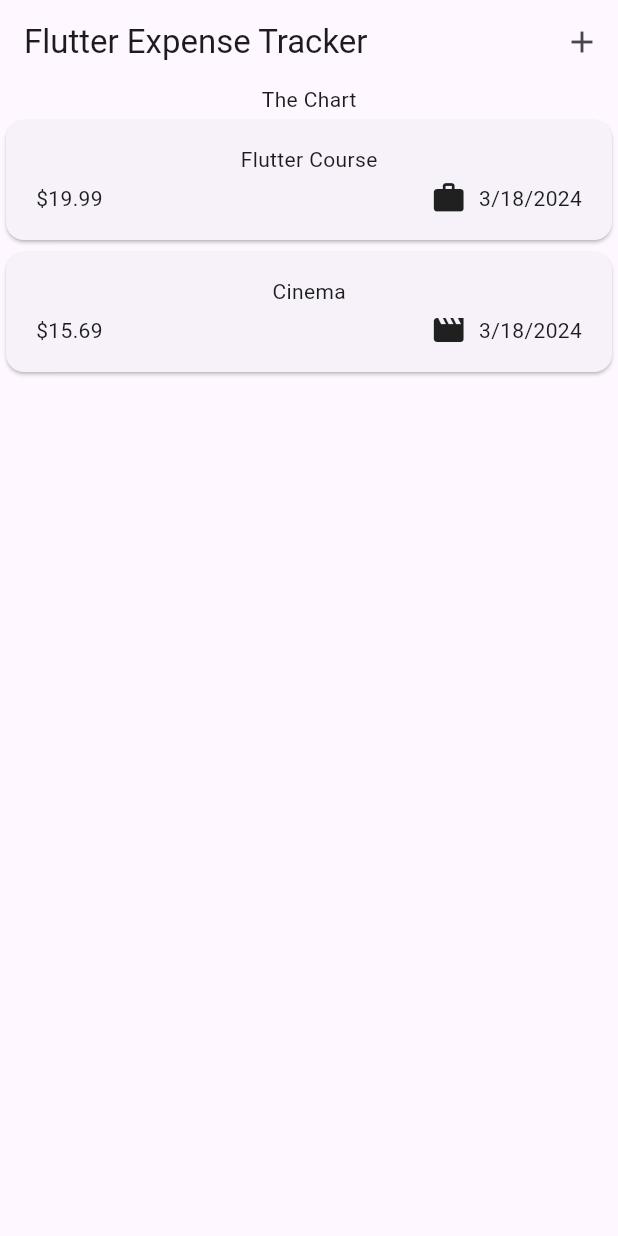
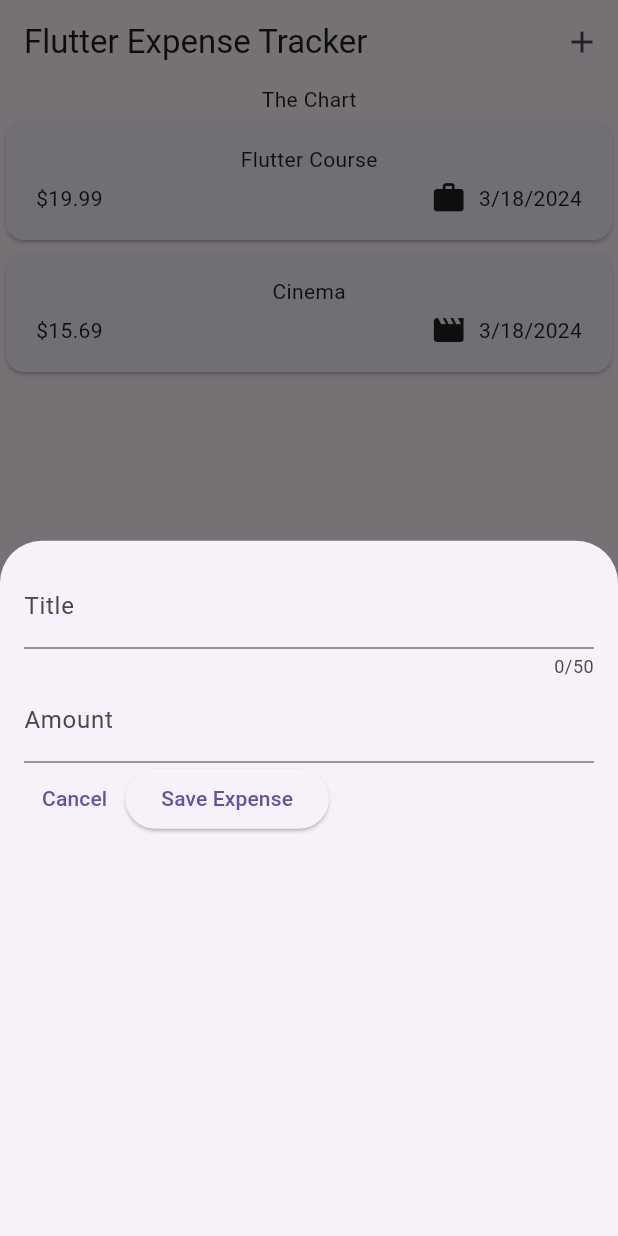
Before and after one commit to st-surjadi/flutter_expense_tracker, a Flutter app: the screen it shows after launch, after a tap on the "add" icon, on a phone screen of 412 x 824 dp. Run offline on Flutter 3.47's test engine with Material 3 defaults, Android fonts, the phone set to English and light mode, and no system bars.

Commit message:
create expense

```diff
--- a/lib/main.dart
+++ b/lib/main.dart
@@ -1,5 +1,5 @@
 import 'package:flutter/material.dart';
-import 'package:flutter_expense_tracker/expenses.dart';
+import 'package:flutter_expense_tracker/widget/expenses.dart';
 
 void main() {
   runApp(
--- /dev/null
+++ b/lib/widget/create_expense.dart
@@ -0,0 +1,63 @@
+import 'package:flutter/material.dart';
+
+class CreateExpense extends StatefulWidget {
+ const CreateExpense({super.key});
+
+  @override
+  State<StatefulWidget> createState() {
+    return _CreateExpenseState();
+  }
+}
+
+class _CreateExpenseState extends State<CreateExpense> {
+  final _titleController = TextEditingController();
+  final _amountController = TextEditingController();
+
+  @override
+  void dispose() {
+    _titleController.dispose();
+    _amountController.dispose();
+    super.dispose();
+  }
+
+  @override
+  Widget build(BuildContext context) {
+    return Padding(
+      padding: const EdgeInsets.all(16),
+      child: Column(
+        children: [
+          TextField(
+            controller: _titleController,
+            maxLength: 50,
+            decoration: const InputDecoration(
+              label: Text('Title')
+            ),
+          ),
+          TextField(
+            controller: _amountController,
+            keyboardType: TextInputType.number,
+            decoration: const InputDecoration(
+              prefixText: '\$ ',
+              label: Text('Amount')
+            ),
+          ),
+          Row(
+            children: [
+              TextButton(
+                onPressed: () {},
+                child: const Text('Cancel')
+              ),
+              ElevatedButton(
+                onPressed: () {
+                  print(_titleController.text);
+                  print(_amountController.text);
+                },
+                child: const Text('Save Expense')
+              )
+            ],
+          )
+        ],
+      )
+    );
+  }
+}
--- a/lib/expenses.dart
+++ b/lib/widget/expenses.dart
@@ -1,5 +1,6 @@
 import 'package:flutter/material.dart';
 import 'package:flutter_expense_tracker/data/expenses.dart';
+import 'package:flutter_expense_tracker/widget/create_expense.dart';
 import 'package:flutter_expense_tracker/widget/expenses_list/expenses_list.dart';
 import 'package:flutter_expense_tracker/model/expense.dart';
 
@@ -16,7 +17,10 @@ class _ExpensesState extends State<Expenses> {
   final List<Expense> _registeredExpenses = expenseList;
 
   void _openAddExpenseOverlay() {
-
+    showModalBottomSheet(
+      context: context,
+      builder: (ctx) => const CreateExpense()
+    );
   }
 
   @override
```
